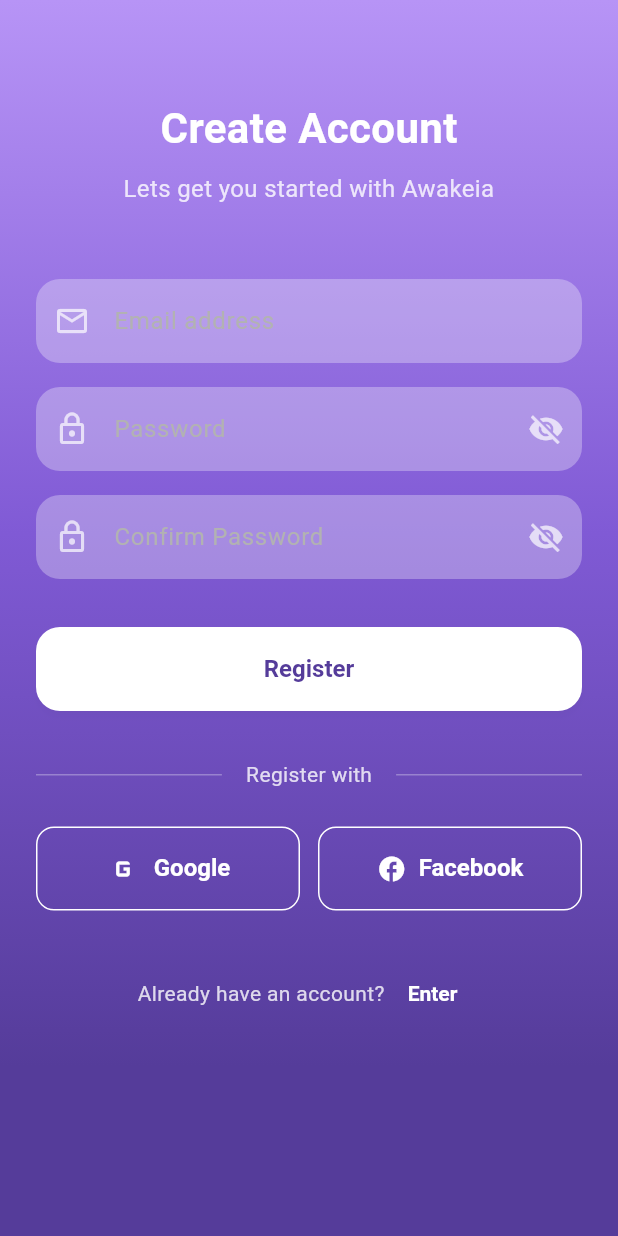
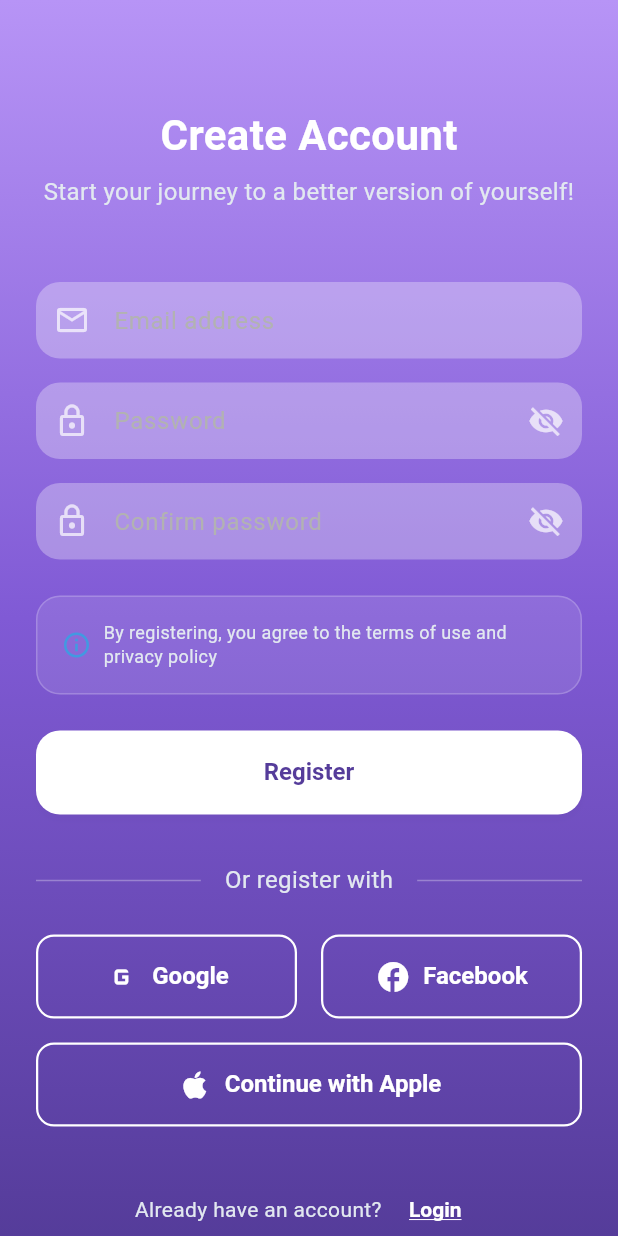
Before and after one commit to eugene-codx/awakeia_app, a Flutter app: the RegisterScreen screen opened by its route, on a phone screen of 412 x 824 dp. Run offline on Flutter 3.47's test engine with Material 3 defaults, Android fonts, the phone set to English and light mode, and no system bars; our stand-ins replace flutter_riverpod, go_router; Roboto replaces fonts that are missing (SF Pro Display).

Commit message:
refactor RegisterScreen with common widgets

```diff
--- a/lib/screens/register_screen.dart
+++ b/lib/screens/register_screen.dart
@@ -1,14 +1,21 @@
 import 'package:flutter/material.dart';
+import 'package:flutter_riverpod/flutter_riverpod.dart';
 import 'package:go_router/go_router.dart';
 
-class RegisterScreen extends StatefulWidget {
+import '../providers/auth_provider.dart';
+import '../theme/app_colors.dart';
+import '../theme/app_decorations.dart';
+import '../theme/app_text_styles.dart';
+import '../widgets/common_widgets.dart';
+
+class RegisterScreen extends ConsumerStatefulWidget {
   const RegisterScreen({super.key});
 
   @override
-  State<RegisterScreen> createState() => _RegisterScreenState();
+  ConsumerState<RegisterScreen> createState() => _RegisterScreenState();
 }
 
-class _RegisterScreenState extends State<RegisterScreen> {
+class _RegisterScreenState extends ConsumerState<RegisterScreen> {
   // Controllers for text fields
   final _emailController = TextEditingController();
   final _passwordController = TextEditingController();
@@ -30,101 +37,128 @@ class _RegisterScreenState extends State<RegisterScreen> {
     super.dispose();
   }
 
+  // Handle registration action
+  Future<void> _handleRegister() async {
+    if (_formKey.currentState!.validate()) {
+      // Call auth provider register method
+      await ref.read(authProvider.notifier).register(
+            _emailController.text.trim(),
+            _passwordController.text,
+          );
+
+      // Check if registration was successful
+      final authStatus = ref.read(authProvider);
+      if (authStatus.isAuthenticated && mounted) {
+        context.go('/home');
+      } else if (authStatus.error != null && mounted) {
+        // Show error message
+        ScaffoldMessenger.of(context).showSnackBar(
+          SnackBar(
+            content: Text(authStatus.error!),
+            backgroundColor: AppColors.error,
+          ),
+        );
+      }
+    }
+  }
+
+  // Email validation
+  String? _validateEmail(String? value) {
+    if (value == null || value.isEmpty) {
+      return 'Enter email';
+    }
+    if (!RegExp(r'^[\w-\.]+@([\w-]+\.)+[\w-]{2,4}$').hasMatch(value)) {
+      return 'Enter valid email';
+    }
+    return null;
+  }
+
+  // Password validation
+  String? _validatePassword(String? value) {
+    if (value == null || value.isEmpty) {
+      return 'Enter password';
+    }
+    if (value.length < 6) {
+      return 'Password must contain at least 6 characters';
+    }
+    return null;
+  }
+
+  // Confirm password validation
+  String? _validateConfirmPassword(String? value) {
+    if (value == null || value.isEmpty) {
+      return 'Confirm password';
+    }
+    if (value != _passwordController.text) {
+      return 'Passwords do not match';
+    }
+    return null;
+  }
+
   @override
   Widget build(BuildContext context) {
+    // Watch auth state for loading and error handling
+    final authStatus = ref.watch(authProvider);
+    final isLoading = authStatus.isLoading;
+
     return Scaffold(
-      // Gradient background
-      body: Container(
-        decoration: const BoxDecoration(
-          gradient: LinearGradient(
-            begin: Alignment.topCenter,
-            end: Alignment.bottomCenter,
-            colors: [
-              Color(0xFFB794F6), // Light purple
-              Color(0xFF805AD5), // Medium purple
-              Color(0xFF553C9A), // Dark purple
-            ],
-          ),
-        ),
+      // Using GradientBackground widget
+      body: GradientBackground(
+        child: LoadingOverlay(
+          isLoading: isLoading,
+          loadingText: 'Creating account...',
           child: SafeArea(
             child: SingleChildScrollView(
-            padding: const EdgeInsets.all(24.0),
+              padding: AppSpacing.screenPadding,
               child: Column(
                 children: [
-                const SizedBox(height: 40),
+                  const SizedBox(height: AppSpacing.xxl),
 
-                // Title
-                const Text(
+                  // Title using centralized text styles
+                  Text(
                     'Create Account',
-                  style: TextStyle(
-                    color: Colors.white,
-                    fontSize: 28,
-                    fontWeight: FontWeight.bold,
-                  ),
+                    style: AppTextStyles.headline2,
                   ),
 
-                const SizedBox(height: 8),
+                  const SizedBox(height: AppSpacing.sm),
 
                   // Subtitle
                   Text(
-                  'Lets get you started with Awakeia',
-                  style: TextStyle(
-                    color: Colors.white.withValues(alpha: 0.8),
-                    fontSize: 16,
-                  ),
+                    'Start your journey to a better version of yourself!',
+                    style: AppTextStyles.subtitle,
                     textAlign: TextAlign.center,
                   ),
 
-                const SizedBox(height: 48),
+                  const SizedBox(height: AppSpacing.xxl),
 
                   // Registration form
                   Form(
                     key: _formKey,
                     child: Column(
                       children: [
-                      // Email field
-                      TextFormField(
+                        // Email field using CustomTextField widget
+                        CustomTextField(
                           controller: _emailController,
+                          hintText: 'Email address',
+                          prefixIcon: Icons.email_outlined,
                           keyboardType: TextInputType.emailAddress,
-                        style: const TextStyle(color: Colors.white),
-                        decoration: const InputDecoration(
-                          hintText: 'Email address',
-                          prefixIcon: Icon(
-                            Icons.email_outlined,
-                            color: Colors.white70,
-                          ),
-                        ),
-                        validator: (value) {
-                          if (value == null || value.isEmpty) {
-                            return 'Enter your email';
-                          }
-                          if (!RegExp(r'^[\w-\.]+@([\w-]+\.)+[\w-]{2,4}')
-                              .hasMatch(value)) {
-                            return 'Enter a valid email address';
-                          }
-                          return null;
-                        },
+                          validator: _validateEmail,
                         ),
 
-                      const SizedBox(height: 16),
+                        const SizedBox(height: AppSpacing.md),
 
-                      // Password field
-                      TextFormField(
+                        // Password field using CustomTextField widget
+                        CustomTextField(
                           controller: _passwordController,
+                          hintText: 'Password',
+                          prefixIcon: Icons.lock_outline,
                           obscureText: _isPasswordHidden,
-                        style: const TextStyle(color: Colors.white),
-                        decoration: InputDecoration(
-                          hintText: 'Password',
-                          prefixIcon: const Icon(
-                            Icons.lock_outline,
-                            color: Colors.white70,
-                          ),
                           suffixIcon: IconButton(
                             icon: Icon(
                               _isPasswordHidden
                                   ? Icons.visibility_off
                                   : Icons.visibility,
-                              color: Colors.white70,
+                              color: AppColors.secondaryIcon,
                             ),
                             onPressed: () {
                               setState(() {
@@ -132,37 +166,23 @@ class _RegisterScreenState extends State<RegisterScreen> {
                               });
                             },
                           ),
-                        ),
-                        validator: (value) {
-                          if (value == null || value.isEmpty) {
-                            return 'Enter your password';
-                          }
-                          if (value.length < 6) {
-                            return 'The password must be at least 6 characters long';
-                          }
-                          return null;
-                        },
+                          validator: _validatePassword,
                         ),
 
-                      const SizedBox(height: 16),
+                        const SizedBox(height: AppSpacing.md),
 
-                      // Confirm password field
-                      TextFormField(
+                        // Confirm password field using CustomTextField widget
+                        CustomTextField(
                           controller: _confirmPasswordController,
+                          hintText: 'Confirm password',
+                          prefixIcon: Icons.lock_outline,
                           obscureText: _isConfirmPasswordHidden,
-                        style: const TextStyle(color: Colors.white),
-                        decoration: InputDecoration(
-                          hintText: 'Confirm Password',
-                          prefixIcon: const Icon(
-                            Icons.lock_outline,
-                            color: Colors.white70,
-                          ),
                           suffixIcon: IconButton(
                             icon: Icon(
                               _isConfirmPasswordHidden
                                   ? Icons.visibility_off
                                   : Icons.visibility,
-                              color: Colors.white70,
+                              color: AppColors.secondaryIcon,
                             ),
                             onPressed: () {
                               setState(() {
@@ -171,37 +191,42 @@ class _RegisterScreenState extends State<RegisterScreen> {
                               });
                             },
                           ),
-                        ),
-                        validator: (value) {
-                          if (value == null || value.isEmpty) {
-                            return 'Confirm your password';
-                          }
-                          if (value != _passwordController.text) {
-                            return 'Passwords do not match';
-                          }
-                          return null;
-                        },
+                          validator: _validateConfirmPassword,
                         ),
 
-                      const SizedBox(height: 32),
+                        const SizedBox(height: AppSpacing.lg),
 
-                      // Register button
+                        // Terms and conditions info
+                        PrimaryCard(
+                          padding: AppSpacing.paddingMD,
+                          child: Row(
+                            children: [
+                              Icon(
+                                Icons.info_outline,
+                                color: AppColors.info,
+                                size: 20,
+                              ),
+                              const SizedBox(width: AppSpacing.sm),
+                              Expanded(
+                                child: Text(
+                                  'By registering, you agree to the terms of use and privacy policy',
+                                  style: AppTextStyles.caption,
+                                ),
+                              ),
+                            ],
+                          ),
+                        ),
+
+                        const SizedBox(height: AppSpacing.lg),
+
+                        // Register button - uses theme automatically
                         SizedBox(
                           width: double.infinity,
                           child: ElevatedButton(
-                          onPressed: () {
-                            if (_formKey.currentState!.validate()) {
-                              // TODO: Implement actual registration logic with Riverpod
-                              // For now, just navigate to home
-                              context.go('/home');
-                            }
-                          },
-                          child: const Text(
+                            onPressed: isLoading ? null : _handleRegister,
+                            child: Text(
                               'Register',
-                            style: TextStyle(
-                              fontSize: 16,
-                              fontWeight: FontWeight.w600,
-                            ),
+                              style: AppTextStyles.buttonLarge,
                             ),
                           ),
                         ),
@@ -209,136 +234,97 @@ class _RegisterScreenState extends State<RegisterScreen> {
                     ),
                   ),
 
-                const SizedBox(height: 32),
+                  const SizedBox(height: AppSpacing.xl),
 
-                // Or divider
+                  // Section divider using custom widget
+                  const SectionDivider(
+                      title: 'Or register with'),
+
+                  const SizedBox(height: AppSpacing.lg),
+
+                  // Social registration buttons using SocialLoginButton widget
                   Row(
                     children: [
+                      // Google registration
                       Expanded(
-                      child: Divider(
-                        color: Colors.white.withValues(alpha: 0.3),
-                        thickness: 1,
+                        child: SocialLoginButton(
+                          icon: Icons.g_mobiledata,
+                          text: 'Google',
+                          onPressed: () {
+                            // TODO: Implement Google registration
+                            ScaffoldMessenger.of(context).showSnackBar(
+                              const SnackBar(
+                                content: Text(
+                                    'Google registration will be added later'),
+                              ),
+                            );
+                          },
                         ),
                       ),
-                    Padding(
-                      padding: const EdgeInsets.symmetric(horizontal: 16),
-                      child: Text(
-                        'Register with',
-                        style: TextStyle(
-                          color: Colors.white.withValues(alpha: 0.8),
-                          fontSize: 14,
+
+                      const SizedBox(width: AppSpacing.md),
+
+                      // Facebook registration
+                      Expanded(
+                        child: SocialLoginButton(
+                          icon: Icons.facebook,
+                          text: 'Facebook',
+                          onPressed: () {
+                            // TODO: Implement Facebook registration
+                            ScaffoldMessenger.of(context).showSnackBar(
+                              const SnackBar(
+                                content: Text(
+                                    'Facebook registration will be added later'),
                               ),
-                      ),
-                    ),
-                    Expanded(
-                      child: Divider(
-                        color: Colors.white.withValues(alpha: 0.3),
-                        thickness: 1,
+                            );
+                          },
                         ),
                       ),
                     ],
                   ),
 
-                const SizedBox(height: 24),
+                  const SizedBox(height: AppSpacing.md),
 
-                // Social registration buttons
-                Row(
-                  children: [
-                    // Google registration
-                    Expanded(
-                      child: OutlinedButton(
+                  // Additional social options (example of extending functionality)
+                  SocialLoginButton(
+                    icon: Icons.apple,
+                    text: 'Continue with Apple',
                     onPressed: () {
-                          // TODO: Implement Google registration
+                      // TODO: Implement Apple registration
                       ScaffoldMessenger.of(context).showSnackBar(
                         const SnackBar(
                           content: Text(
-                                  'Registration through Google will be added later'),
+                              'Apple registration will be added later'),
                         ),
                       );
                     },
-                        style: OutlinedButton.styleFrom(
-                          foregroundColor: Colors.white,
-                          side: const BorderSide(color: Colors.white),
-                          padding: const EdgeInsets.symmetric(vertical: 12),
-                          shape: RoundedRectangleBorder(
-                            borderRadius: BorderRadius.circular(12),
-                          ),
-                        ),
-                        child: const Row(
-                          mainAxisAlignment: MainAxisAlignment.center,
-                          children: [
-                            Icon(Icons.g_mobiledata, size: 24),
-                            SizedBox(width: 8),
-                            Text('Google'),
-                          ],
-                        ),
-                      ),
                   ),
 
-                    const SizedBox(width: 12),
-
-                    // Facebook registration
-                    Expanded(
-                      child: OutlinedButton(
-                        onPressed: () {
-                          // TODO: Implement Facebook registration
-                          ScaffoldMessenger.of(context).showSnackBar(
-                            const SnackBar(
-                              content: Text(
-                                  'Registration through Facebook will be added later'),
-                            ),
-                          );
-                        },
-                        style: OutlinedButton.styleFrom(
-                          foregroundColor: Colors.white,
-                          side: const BorderSide(color: Colors.white),
-                          padding: const EdgeInsets.symmetric(vertical: 12),
-                          shape: RoundedRectangleBorder(
-                            borderRadius: BorderRadius.circular(12),
-                          ),
-                        ),
-                        child: const Row(
-                          mainAxisAlignment: MainAxisAlignment.center,
-                          children: [
-                            Icon(Icons.facebook, size: 20),
-                            SizedBox(width: 8),
-                            Text('Facebook'),
-                          ],
-                        ),
-                      ),
-                    ),
-                  ],
-                ),
-
-                const SizedBox(height: 32),
+                  const SizedBox(height: AppSpacing.xl),
 
                   // Login prompt
                   Row(
                     mainAxisAlignment: MainAxisAlignment.center,
                     children: [
                       Text(
-                      'Already have an account?',
-                      style: TextStyle(
-                        color: Colors.white.withValues(alpha: 0.8),
-                        fontSize: 14,
-                      ),
+                        'Already have an account? ',
+                        style: AppTextStyles.linkSecondary,
                       ),
                       TextButton(
                         onPressed: () {
                           context.go('/login');
                         },
-                      child: const Text(
-                        'Enter',
-                        style: TextStyle(
-                          color: Colors.white,
-                          fontSize: 14,
-                          fontWeight: FontWeight.w600,
-                        ),
+                        child: Text(
+                          'Login',
+                          style: AppTextStyles.link,
                         ),
                       ),
                     ],
                   ),
+
+                  const SizedBox(height: AppSpacing.lg),
                 ],
+              ),
             ),
           ),
         ),
```
Lines whose indentation alone changed are shown as unchanged.
